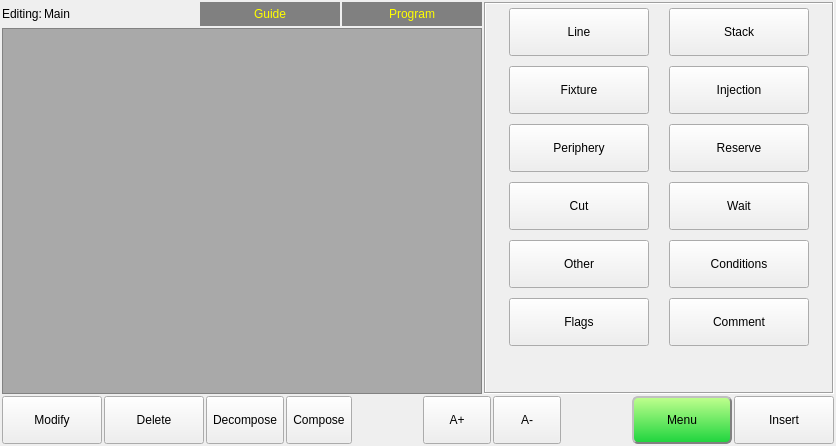
Above: hcinstruction/ichcinstructionpageframe.ui from dongdong-2009/3-5AxisRobot before the change. Below: the same form after it.
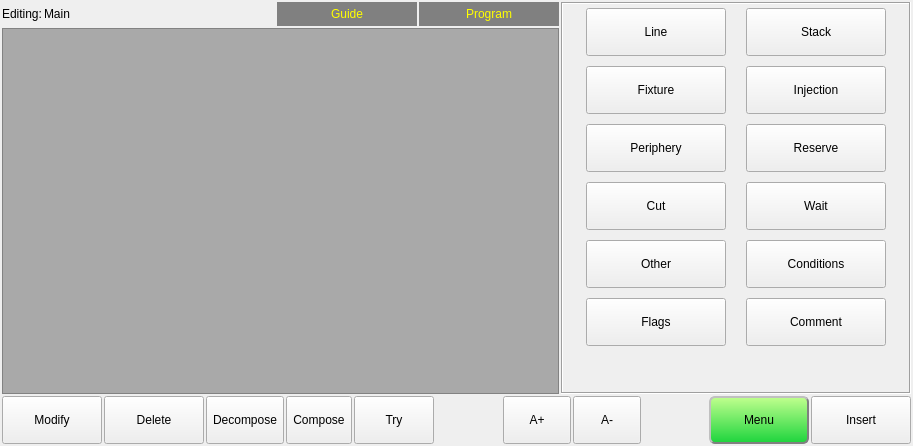
That is the form after the change. Icons and pictures are not drawn. Custom widgets are drawn as their Qt base class.

What changed in the file:
```diff
--- a/hcinstruction/ichcinstructionpageframe.ui
+++ b/hcinstruction/ichcinstructionpageframe.ui
@@ -6,7 +6,7 @@
    <rect>
     <x>0</x>
     <y>0</y>
-    <width>836</width>
+    <width>913</width>
     <height>446</height>
    </rect>
   </property>
@@ -888,6 +888,31 @@
        </property>
       </widget>
      </item>
+     <item>
+      <widget class="QPushButton" name="tryButton">
+       <property name="sizePolicy">
+        <sizepolicy hsizetype="Minimum" vsizetype="Preferred">
+         <horstretch>0</horstretch>
+         <verstretch>0</verstretch>
+        </sizepolicy>
+       </property>
+       <property name="minimumSize">
+        <size>
+         <width>80</width>
+         <height>0</height>
+        </size>
+       </property>
+       <property name="maximumSize">
+        <size>
+         <width>100</width>
+         <height>16777215</height>
+        </size>
+       </property>
+       <property name="text">
+        <string>Try</string>
+       </property>
+      </widget>
+     </item>
      <item>
       <spacer name="horizontalSpacer">
        <property name="orientation">
```
